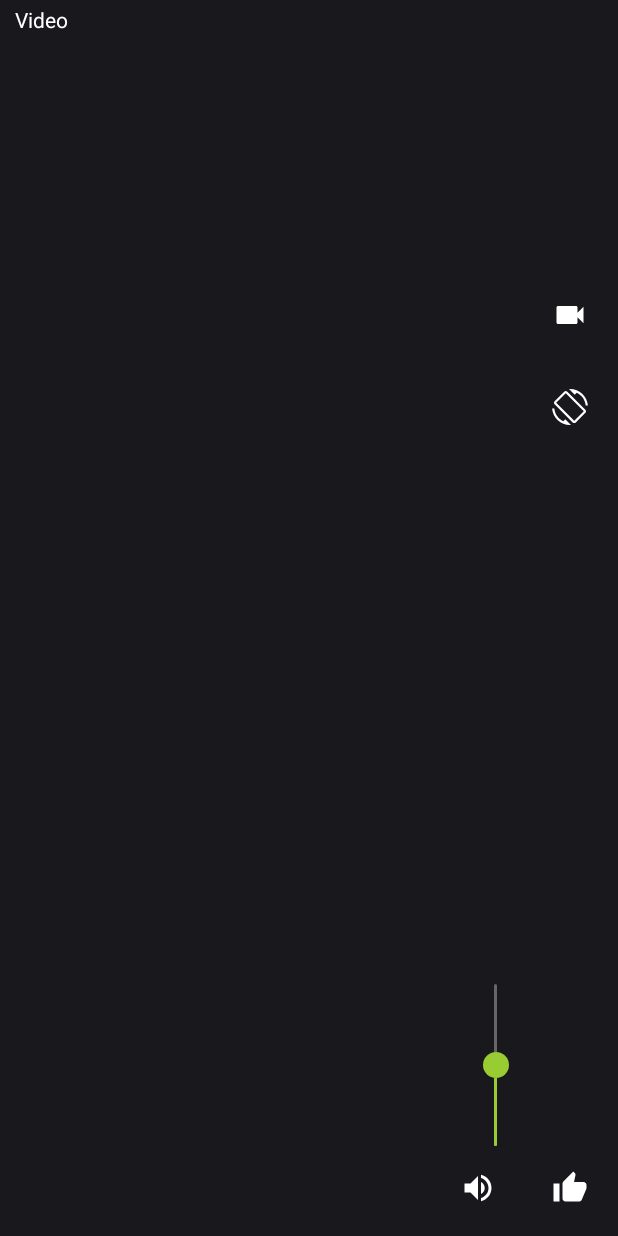
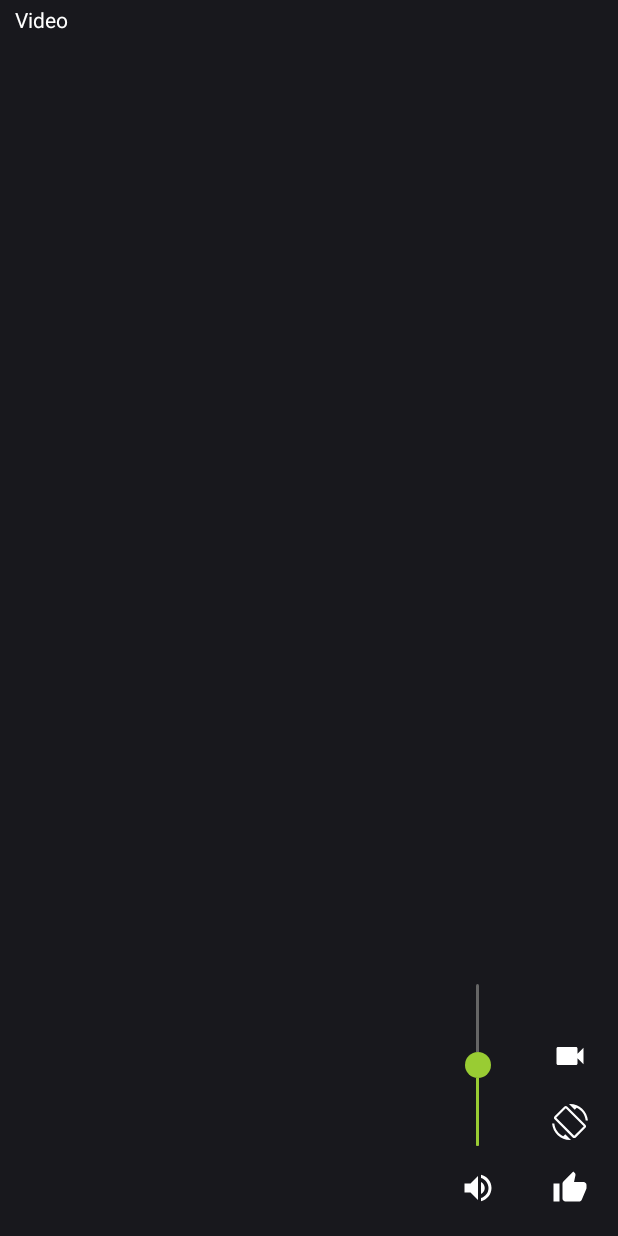
Before and after one commit to nambv/android-libksyplayer-demo, an Android app: the layout activity_main.xml on its own in the app's theme, with its tools: preview values and no code run, on a phone screen of 412 x 824 dp. Run offline under Robolectric (Android 15) with nearby library versions, the phone set to English and light mode, and no system bars.

Commit message:
Convert to ConstraintLayout

```diff
--- a/app/build.gradle
+++ b/app/build.gradle
@@ -35,4 +35,6 @@ dependencies {
     implementation 'com.ksyun.media:libksyplayer-java:2.1.2'
     implementation 'com.ksyun.media:libksyplayer-armv7a:2.1.2'
     implementation 'com.ksyun.media:libksyplayer-arm64:2.1.2'
+
+    implementation 'com.github.ajalt:timberkt:1.5.1'
 }
--- a/app/src/main/AndroidManifest.xml
+++ b/app/src/main/AndroidManifest.xml
@@ -17,6 +17,7 @@
             android:roundIcon="@mipmap/ic_launcher_round"
             android:supportsRtl="true"
             android:theme="@style/AppTheme"
+            android:name=".MainApplication"
             tools:ignore="AllowBackup,GoogleAppIndexingWarning">
 
         <activity
--- a/app/src/main/java/streaming/yeah1/com/streaming/view/VerticalSeekBar.java
+++ /dev/null
@@ -1,60 +0,0 @@
-package streaming.yeah1.com.streaming.view;
-
-import android.content.Context;
-import android.graphics.Canvas;
-import android.util.AttributeSet;
-import android.view.MotionEvent;
-import android.widget.SeekBar;
-
-public class VerticalSeekBar extends SeekBar {
-    public VerticalSeekBar(Context context) {
-        super(context);
-    }
-
-    public VerticalSeekBar(Context context, AttributeSet attrs) {
-        super(context, attrs);
-    }
-
-    public VerticalSeekBar(Context context, AttributeSet attrs, int defStyleAttr) {
-        super(context, attrs, defStyleAttr);
-    }
-
-    protected void onSizeChanged(int w, int h, int oldw, int oldh) {
-        super.onSizeChanged(h, w, oldh, oldw);
-    }
-
-    @Override
-    protected synchronized void onMeasure(int widthMeasureSpec, int heightMeasureSpec) {
-        super.onMeasure(heightMeasureSpec, widthMeasureSpec);
-        setMeasuredDimension(getMeasuredHeight(), getMeasuredWidth());
-    }
-
-    protected void onDraw(Canvas c) {
-        c.rotate(-90);
-        c.translate(-getHeight(), 0);
-        super.onDraw(c);
-    }
-
-    @Override
-    public boolean onTouchEvent(MotionEvent event) {
-        if (!isEnabled()) {
-            return false;
-        }
-
-        switch (event.getAction()) {
-            case MotionEvent.ACTION_DOWN:
-            case MotionEvent.ACTION_MOVE:
-            case MotionEvent.ACTION_UP:
-                int i = 0;
-                i = getMax() - (int) (getMax() * event.getY() / getHeight());
-                setProgress(i);
-                onSizeChanged(getWidth(), getHeight(), 0, 0);
-                break;
-
-            case MotionEvent.ACTION_CANCEL:
-                break;
-        }
-        return true;
-    }
-
-}
--- /dev/null
+++ b/app/src/main/java/streaming/yeah1/com/streaming/view/VerticalSeekBar.kt
@@ -0,0 +1,47 @@
+package streaming.yeah1.com.streaming.view
+
+import android.annotation.SuppressLint
+import android.content.Context
+import android.graphics.Canvas
+import android.util.AttributeSet
+import android.view.MotionEvent
+import android.widget.SeekBar
+
+class VerticalSeekBar : SeekBar {
+
+    constructor(context: Context) : super(context)
+    constructor(context: Context, attrs: AttributeSet) : super(context, attrs)
+    constructor(context: Context, attrs: AttributeSet, defStyleAttr: Int) : super(context, attrs, defStyleAttr)
+
+    override fun onSizeChanged(w: Int, h: Int, oldw: Int, oldh: Int) {
+        super.onSizeChanged(h, w, oldh, oldw)
+    }
+
+    @Synchronized
+    override fun onMeasure(widthMeasureSpec: Int, heightMeasureSpec: Int) {
+        super.onMeasure(heightMeasureSpec, widthMeasureSpec)
+        setMeasuredDimension(measuredHeight, measuredWidth)
+    }
+
+    override fun onDraw(c: Canvas) {
+        c.rotate(-90f)
+        c.translate((-height).toFloat(), 0f)
+        super.onDraw(c)
+    }
+
+    @SuppressLint("ClickableViewAccessibility")
+    override fun onTouchEvent(event: MotionEvent): Boolean {
+        if (!isEnabled) return false
+
+        when (event.action) {
+            MotionEvent.ACTION_DOWN, MotionEvent.ACTION_MOVE, MotionEvent.ACTION_UP -> {
+                val i: Int = max - (max * event.y / height).toInt()
+                progress = i
+                onSizeChanged(width, height, 0, 0)
+            }
+
+            MotionEvent.ACTION_CANCEL -> { }
+        }
+        return true
+    }
+}
--- a/app/src/main/res/layout/activity_main.xml
+++ b/app/src/main/res/layout/activity_main.xml
@@ -1,32 +1,43 @@
 <?xml version="1.0" encoding="utf-8"?>
-<RelativeLayout
+<android.support.constraint.ConstraintLayout
         xmlns:android="http://schemas.android.com/apk/res/android"
         xmlns:tools="http://schemas.android.com/tools"
-        android:layout_width="match_parent"
-        android:layout_height="match_parent">
+        xmlns:app="http://schemas.android.com/apk/res-auto"
+        android:layout_width="match_parent" android:layout_height="match_parent">
 
-    <RelativeLayout
+    <android.support.constraint.ConstraintLayout
             android:id="@+id/video"
+            app:layout_constraintTop_toTopOf="parent"
+            app:layout_constraintEnd_toEndOf="parent"
+            app:layout_constraintStart_toStartOf="parent"
+            app:layout_constraintBottom_toBottomOf="parent"
             android:background="@color/content_background"
             android:layout_width="match_parent"
             android:layout_height="match_parent"/>
+
     <ProgressBar
+            app:layout_constraintTop_toTopOf="parent"
+            app:layout_constraintEnd_toEndOf="parent"
+            app:layout_constraintStart_toStartOf="parent"
+            app:layout_constraintBottom_toBottomOf="parent"
             android:id="@+id/loadingProgress"
             android:layout_width="wrap_content"
             android:layout_height="wrap_content"
-            android:visibility="gone"
-            android:layout_centerInParent="true"/>
-    <RelativeLayout
+            android:visibility="gone"/>
+
+    <android.support.constraint.ConstraintLayout
             android:id="@+id/content"
             android:layout_width="match_parent"
             android:layout_height="match_parent">
 
         <TextView
-                android:id="@+id/live_title"
+                android:id="@+id/tvTitle"
                 android:layout_width="wrap_content"
                 android:layout_height="wrap_content"
                 android:layout_marginStart="10dp"
                 android:layout_marginTop="3dp"
+                app:layout_constraintTop_toTopOf="parent"
+                app:layout_constraintStart_toStartOf="parent"
                 android:text="Video"
                 android:textColor="@color/white"
                 android:textSize="14sp"/>
@@ -35,36 +46,39 @@
                 android:id="@+id/screen_cap"
                 android:layout_width="wrap_content"
                 android:layout_height="wrap_content"
-                android:layout_alignParentEnd="true"
-                android:layout_alignParentTop="true"
+                app:layout_constraintEnd_toEndOf="parent"
+                app:layout_constraintBottom_toTopOf="@id/rotation"
+                android:layout_above="@+id/rotation"
+                android:layout_marginBottom="20dp"
                 android:layout_marginEnd="20dp"
                 android:layout_marginTop="198dp"
                 android:clickable="true"
-                android:src="@drawable/screen_cap"
+                android:src="@drawable/ic_screen_cap"
                 tools:ignore="ContentDescription"/>
 
         <ImageView
                 android:id="@+id/rotation"
                 android:layout_width="wrap_content"
                 android:layout_height="wrap_content"
-                android:layout_alignParentEnd="true"
-                android:layout_below="@+id/screen_cap"
+                app:layout_constraintEnd_toEndOf="parent"
+                app:layout_constraintBottom_toTopOf="@id/like"
+                android:layout_above="@+id/like"
                 android:layout_marginEnd="20dp"
-                android:layout_marginTop="37dp"
+                android:layout_marginBottom="20dp"
                 android:clickable="true"
-                android:src="@drawable/rotation"
+                android:src="@drawable/ic_rotation"
                 tools:ignore="ContentDescription"/>
 
         <ImageView
                 android:id="@+id/like"
                 android:layout_width="wrap_content"
                 android:layout_height="wrap_content"
-                android:layout_alignParentEnd="true"
-                android:layout_alignParentBottom="true"
+                app:layout_constraintEnd_toEndOf="parent"
+                app:layout_constraintBottom_toBottomOf="parent"
                 android:layout_marginEnd="20dp"
                 android:layout_marginBottom="20dp"
                 android:clickable="true"
-                android:src="@drawable/like"
+                android:src="@drawable/ic_like"
                 tools:ignore="ContentDescription"/>
 
         <streaming.yeah1.com.streaming.view.HeartLayout
@@ -79,9 +93,9 @@
                 android:id="@+id/verticalSeekBar"
                 android:layout_width="wrap_content"
                 android:layout_height="140dp"
-                android:layout_above="@+id/volumn"
-                android:layout_alignStart="@+id/volumn"
-                android:layout_marginStart="15dp"
+                app:layout_constraintBottom_toTopOf="@+id/volumn"
+                app:layout_constraintStart_toStartOf="@+id/volumn"
+                app:layout_constraintEnd_toEndOf="@id/volumn"
                 android:progress="100"
                 android:max="200"
                 android:maxHeight="2.0dp"
@@ -95,17 +109,17 @@
                 android:id="@+id/volumn"
                 android:layout_width="wrap_content"
                 android:layout_height="wrap_content"
-                android:layout_alignParentBottom="true"
-                android:layout_toStartOf="@+id/like"
+                app:layout_constraintBottom_toBottomOf="parent"
+                app:layout_constraintEnd_toStartOf="@+id/like"
                 android:layout_marginBottom="20dp"
                 android:layout_marginEnd="37dp"
                 android:clickable="true"
-                android:src="@drawable/volumn"
+                android:src="@drawable/ic_volumn"
                 tools:ignore="ContentDescription"/>
 
-    </RelativeLayout>
+    </android.support.constraint.ConstraintLayout>
 
-    <!--录制start-->
+    <!-- Start record layout -->
     <RelativeLayout
             android:id="@+id/screen_cap_content"
             android:layout_width="match_parent"
@@ -137,7 +151,7 @@
                     android:layout_alignParentStart="true"
                     android:layout_marginStart="18dp"
                     android:layout_marginTop="27dp"
-                    android:text="取消"
+                    android:text="Cancel"
                     android:clickable="true"
                     android:textColor="@color/white"
                     android:textSize="14sp"/>
@@ -148,7 +162,7 @@
                     android:layout_height="wrap_content"
                     android:layout_alignTop="@+id/delete_cap"
                     android:layout_centerHorizontal="true"
-                    android:text="至少录制3秒"
+                    android:text="Record at least 3 seconds"
                     android:drawableStart="@drawable/point"
                     android:drawablePadding="2dp"
                     android:clickable="true"
@@ -161,7 +175,7 @@
                     android:layout_alignTop="@+id/delete_cap"
                     android:layout_alignParentEnd="true"
                     android:layout_marginEnd="27dp"
-                    android:text="保存"
+                    android:text="Save"
                     android:visibility="gone"
                     android:clickable="true"
                     android:textColor="@color/white"
@@ -182,59 +196,6 @@
 
     </RelativeLayout>
 
-    <!--录制end-->
-    <!--小视频保存start-->
+    <!-- End record layout -->
 
-    <RelativeLayout
-            android:id="@+id/save_video_dialog"
-            android:layout_width="match_parent"
-            android:layout_height="match_parent"
-            android:visibility="gone">
-        <RelativeLayout
-                android:layout_width="160dp"
-                android:layout_height="60dp"
-                android:layout_centerInParent="true"
-                android:background="@color/content_background">
-
-            <TextView
-                    android:id="@+id/video_log"
-                    android:layout_width="wrap_content"
-                    android:layout_height="wrap_content"
-                    android:layout_centerInParent="true"
-                    android:textColor="@color/white"
-                    android:textSize="16sp"
-                    android:text="小视频已保存至相册"/>
-
-        </RelativeLayout>
-
-    </RelativeLayout>
-
-    <!--小视频保存end-->
-    <!--图片保存start-->
-
-    <RelativeLayout
-            android:id="@+id/save_picture_dialog"
-            android:layout_width="match_parent"
-            android:layout_height="match_parent"
-            android:visibility="gone">
-        <RelativeLayout
-                android:layout_width="160dp"
-                android:layout_height="60dp"
-                android:layout_centerInParent="true"
-                android:background="@color/content_background">
-            <TextView
-                    android:id="@+id/image_log"
-                    android:layout_width="wrap_content"
-                    android:layout_height="wrap_content"
-                    android:layout_centerInParent="true"
-                    android:textColor="@color/white"
-                    android:textSize="16sp"
-                    android:text="截图已保存至相册"/>
-
-        </RelativeLayout>
-
-    </RelativeLayout>
-
-    <!--图片保存end-->
-
-</RelativeLayout>
+</android.support.constraint.ConstraintLayout>
```
Also changed, not shown: app/src/main/java/streaming/yeah1/com/streaming/MainActivity.kt (+20 -12 lines), app/src/main/java/streaming/yeah1/com/streaming/MainApplication.kt (added, +13 -0 lines), app/src/main/java/streaming/yeah1/com/streaming/utils/Dialog.java (deleted, +0 -33 lines), app/src/main/java/streaming/yeah1/com/streaming/utils/LoggerManager.kt (added, +13 -0 lines), app/src/main/java/streaming/yeah1/com/streaming/view/DisplayProgressBar.java (deleted, +0 -68 lines), app/src/main/java/streaming/yeah1/com/streaming/view/FloatWindowView.java (deleted, +0 -150 lines), app/src/main/java/streaming/yeah1/com/streaming/view/RecordingProgressBar.java (deleted, +0 -45 lines), app/src/main/java/streaming/yeah1/com/streaming/view/RecordingProgressBar.kt (added, +40 -0 lines), app/src/main/res/drawable/ic_like.xml (renamed from app/src/main/res/drawable/like.xml), app/src/main/res/drawable/ic_rotation.xml (renamed from app/src/main/res/drawable/rotation.xml), app/src/main/res/drawable/ic_screen_cap.xml (renamed from app/src/main/res/drawable/screen_cap.xml), app/src/main/res/drawable/ic_screen_shot.xml (renamed from app/src/main/res/drawable/screen_shot.xml), app/src/main/res/drawable/ic_volumn.xml (renamed from app/src/main/res/drawable/volumn.xml).
